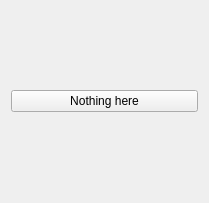
This is mainwindow.ui in pga4711/QtCameraProjectJNIx as Qt 5 draws it before an edit. The edited form follows.
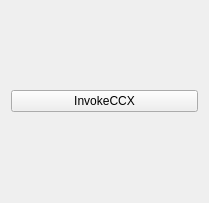
This is the edited form.

Commit message: Now there is a button that starts the activity, i thought if we delay the startActivity then, Qt might be more prepared to react to new threads.

What changed in the file:
```diff
--- a/mainwindow.ui
+++ b/mainwindow.ui
@@ -18,7 +18,7 @@
     <item>
      <widget class="QPushButton" name="pushButton">
       <property name="text">
-       <string>Nothing here</string>
+       <string>InvokeCCX</string>
       </property>
      </widget>
     </item>
```
Left out of the diff: 2 changed lines with no effect on the pictures. The commit also changes 3 other files.
